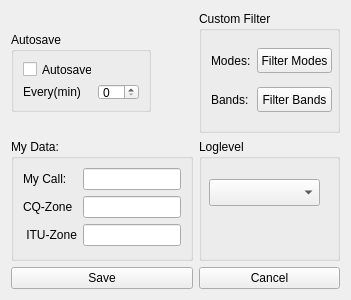
First picture: the form in KissXPLog/dialog/form.ui, repository Punki/KissXPLog, before the edit.
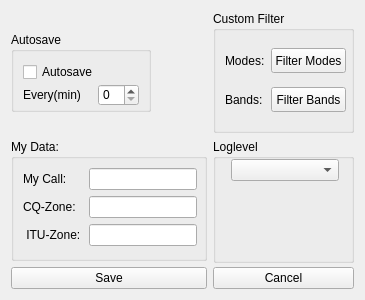
Second picture: the form after the edit.

Patch:
```diff
--- a/KissXPLog/dialog/form.ui
+++ b/KissXPLog/dialog/form.ui
@@ -6,7 +6,7 @@
    <rect>
     <x>0</x>
     <y>0</y>
-    <width>351</width>
+    <width>365</width>
     <height>300</height>
    </rect>
   </property>
@@ -18,12 +18,12 @@
   </property>
   <property name="minimumSize">
    <size>
-    <width>351</width>
+    <width>365</width>
     <height>300</height>
    </size>
   </property>
   <property name="windowTitle">
-   <string>Widget</string>
+   <string>Configuration</string>
   </property>
   <layout class="QGridLayout" name="gridLayout_3">
    <item row="1" column="0">
@@ -34,34 +34,145 @@
      <layout class="QFormLayout" name="formLayout">
       <item row="0" column="0">
        <widget class="QLabel" name="lb_my_call">
+        <property name="sizePolicy">
+         <sizepolicy hsizetype="Fixed" vsizetype="Fixed">
+          <horstretch>0</horstretch>
+          <verstretch>0</verstretch>
+         </sizepolicy>
+        </property>
+        <property name="minimumSize">
+         <size>
+          <width>60</width>
+          <height>22</height>
+         </size>
+        </property>
+        <property name="maximumSize">
+         <size>
+          <width>60</width>
+          <height>22</height>
+         </size>
+        </property>
         <property name="text">
          <string>My Call:</string>
         </property>
        </widget>
       </item>
       <item row="0" column="1">
-       <widget class="QLineEdit" name="le_my_call"/>
+       <widget class="QLineEdit" name="le_my_call">
+        <property name="sizePolicy">
+         <sizepolicy hsizetype="Fixed" vsizetype="Fixed">
+          <horstretch>0</horstretch>
+          <verstretch>0</verstretch>
+         </sizepolicy>
+        </property>
+        <property name="minimumSize">
+         <size>
+          <width>108</width>
+          <height>22</height>
+         </size>
+        </property>
+        <property name="maximumSize">
+         <size>
+          <width>108</width>
+          <height>22</height>
+         </size>
+        </property>
+       </widget>
       </item>
       <item row="1" column="0">
        <widget class="QLabel" name="lb_my_cqzone">
+        <property name="sizePolicy">
+         <sizepolicy hsizetype="Fixed" vsizetype="Fixed">
+          <horstretch>0</horstretch>
+          <verstretch>0</verstretch>
+         </sizepolicy>
+        </property>
+        <property name="minimumSize">
+         <size>
+          <width>60</width>
+          <height>22</height>
+         </size>
+        </property>
+        <property name="maximumSize">
+         <size>
+          <width>60</width>
+          <height>22</height>
+         </size>
+        </property>
         <property name="text">
-         <string>CQ-Zone</string>
+         <string>CQ-Zone:</string>
         </property>
        </widget>
       </item>
       <item row="1" column="1">
-       <widget class="QLineEdit" name="le_my_cqzone"/>
+       <widget class="QLineEdit" name="le_my_cqzone">
+        <property name="sizePolicy">
+         <sizepolicy hsizetype="Fixed" vsizetype="Fixed">
+          <horstretch>0</horstretch>
+          <verstretch>0</verstretch>
+         </sizepolicy>
+        </property>
+        <property name="minimumSize">
+         <size>
+          <width>108</width>
+          <height>22</height>
+         </size>
+        </property>
+        <property name="maximumSize">
+         <size>
+          <width>108</width>
+          <height>22</height>
+         </size>
+        </property>
+       </widget>
+      </item>
+      <item row="2" column="1">
+       <widget class="QLineEdit" name="le_my_ituzone">
+        <property name="sizePolicy">
+         <sizepolicy hsizetype="Fixed" vsizetype="Fixed">
+          <horstretch>0</horstretch>
+          <verstretch>0</verstretch>
+         </sizepolicy>
+        </property>
+        <property name="minimumSize">
+         <size>
+          <width>108</width>
+          <height>22</height>
+         </size>
+        </property>
+        <property name="maximumSize">
+         <size>
+          <width>108</width>
+          <height>22</height>
+         </size>
+        </property>
+       </widget>
       </item>
       <item row="2" column="0">
        <widget class="QLabel" name="lb_my_ituzone">
+        <property name="sizePolicy">
+         <sizepolicy hsizetype="Fixed" vsizetype="Fixed">
+          <horstretch>0</horstretch>
+          <verstretch>0</verstretch>
+         </sizepolicy>
+        </property>
+        <property name="minimumSize">
+         <size>
+          <width>60</width>
+          <height>22</height>
+         </size>
+        </property>
+        <property name="maximumSize">
+         <size>
+          <width>60</width>
+          <height>22</height>
+         </size>
+        </property>
         <property name="text">
-         <string> ITU-Zone</string>
+         <string> ITU-Zone:</string>
         </property>
        </widget>
       </item>
-      <item row="2" column="1">
-       <widget class="QLineEdit" name="le_my_ituzone"/>
-      </item>
      </layout>
     </widget>
    </item>
@@ -79,6 +190,24 @@
      <layout class="QGridLayout" name="gridLayout">
       <item row="1" column="0">
        <widget class="QLabel" name="label_2">
+        <property name="sizePolicy">
+         <sizepolicy hsizetype="Fixed" vsizetype="Fixed">
+          <horstretch>0</horstretch>
+          <verstretch>0</verstretch>
+         </sizepolicy>
+        </property>
+        <property name="minimumSize">
+         <size>
+          <width>72</width>
+          <height>22</height>
+         </size>
+        </property>
+        <property name="maximumSize">
+         <size>
+          <width>72</width>
+          <height>22</height>
+         </size>
+        </property>
         <property name="text">
          <string>Every(min)</string>
         </property>
@@ -86,10 +215,22 @@
       </item>
       <item row="1" column="1">
        <widget class="QSpinBox" name="cb_autosave_interval">
+        <property name="sizePolicy">
+         <sizepolicy hsizetype="Fixed" vsizetype="Fixed">
+          <horstretch>0</horstretch>
+          <verstretch>0</verstretch>
+         </sizepolicy>
+        </property>
+        <property name="minimumSize">
+         <size>
+          <width>0</width>
+          <height>22</height>
+         </size>
+        </property>
         <property name="maximumSize">
          <size>
           <width>50</width>
-          <height>16777215</height>
+          <height>22</height>
          </size>
         </property>
         <property name="maximum">
@@ -99,10 +240,22 @@
       </item>
       <item row="0" column="0">
        <widget class="QCheckBox" name="cb_autosave">
+        <property name="sizePolicy">
+         <sizepolicy hsizetype="Fixed" vsizetype="Fixed">
+          <horstretch>0</horstretch>
+          <verstretch>0</verstretch>
+         </sizepolicy>
+        </property>
+        <property name="minimumSize">
+         <size>
+          <width>75</width>
+          <height>22</height>
+         </size>
+        </property>
         <property name="maximumSize">
          <size>
-          <width>80</width>
-          <height>16777215</height>
+          <width>75</width>
+          <height>22</height>
          </size>
         </property>
         <property name="text">
@@ -239,19 +392,43 @@
     </widget>
    </item>
    <item row="1" column="2">
-    <widget class="QGroupBox" name="groupBox_2">
+    <widget class="QGroupBox" name="gb_logging">
+     <property name="minimumSize">
+      <size>
+       <width>141</width>
+       <height>124</height>
+      </size>
+     </property>
+     <property name="maximumSize">
+      <size>
+       <width>141</width>
+       <height>124</height>
+      </size>
+     </property>
      <property name="title">
       <string>Loglevel</string>
      </property>
      <widget class="QComboBox" name="cb_loglevel">
       <property name="geometry">
        <rect>
-        <x>10</x>
-        <y>40</y>
-        <width>111</width>
-        <height>27</height>
+        <x>18</x>
+        <y>20</y>
+        <width>108</width>
+        <height>22</height>
        </rect>
       </property>
+      <property name="minimumSize">
+       <size>
+        <width>108</width>
+        <height>22</height>
+       </size>
+      </property>
+      <property name="maximumSize">
+       <size>
+        <width>108</width>
+        <height>22</height>
+       </size>
+      </property>
      </widget>
     </widget>
    </item>
```
